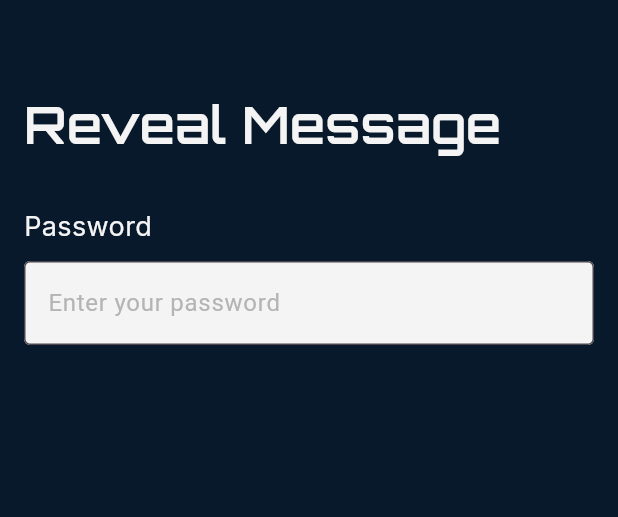
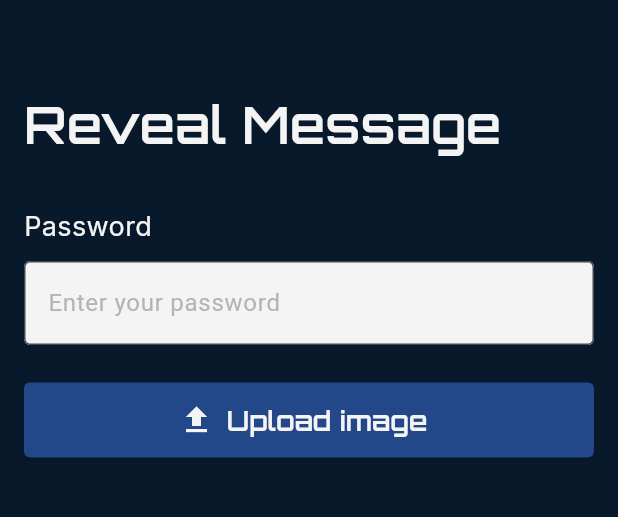
Before and after one commit to Malak-Atieh/SilentPixel, a Flutter app: the RevealMessageScreen screen opened directly, on a phone screen of 412 x 824 dp, the part 72-589 px from its top. Run offline on Flutter 3.47's test engine with Material 3 defaults, Android fonts, the phone set to English and light mode, and no system bars; our stand-ins replace font_awesome_flutter, image_picker; project files that could hold a hidden picture were left out.

Commit message:
edited upload button

```diff
--- a/frontend/lib/pages/decode.dart
+++ b/frontend/lib/pages/decode.dart
@@ -102,6 +102,46 @@ class _RevealMessageScreenState extends State<RevealMessageScreen> {
             SizedBox(height: 10),
             _buildTextField(_passwordController, 'Enter your password',
                 obscure: true),
+            SizedBox(height: 25),
+            ElevatedButton.icon(
+              onPressed: _pickImage,
+              icon: Icon(
+                Icons.upload,
+                color: Color(0xFFF4F4F4),
+                size: 24,
+              ),
+              label: Text(
+                'Upload image',
+                style: TextStyle(
+                  fontFamily: 'Orbitron',
+                  fontWeight: FontWeight.w600,
+                  fontSize: 18,
+                  color: Color(0xFFF4F4F4),
+                ),
+              ),
+              style: ElevatedButton.styleFrom(
+                backgroundColor: Color(0xFF23488A),
+                minimumSize: Size(double.infinity, 50),
+                shape: RoundedRectangleBorder(
+                  borderRadius: BorderRadius.circular(4), // 4px radius
+                ),
+              ),
+            ),
+            const SizedBox(height: 20),
+            if (_selectedImage != null)
+              Column(
+                crossAxisAlignment: CrossAxisAlignment.start,
+                children: [
+                  Image.file(_selectedImage!, height: 180),
+                  const SizedBox(height: 10),
+                  if (_isAnalyzing)
+                    const Center(child: CircularProgressIndicator())
+                  else if (_hasResult && _extractedMessage != null)
+                    Text('Extracted Message: $_extractedMessage', style: const TextStyle(color: Colors.white))
+                  else if (_errorMessage != null)
+                      Text(_errorMessage!, style: const TextStyle(color: Colors.red)),
+                ],
+              ),
           ],
         )
       ),
```
